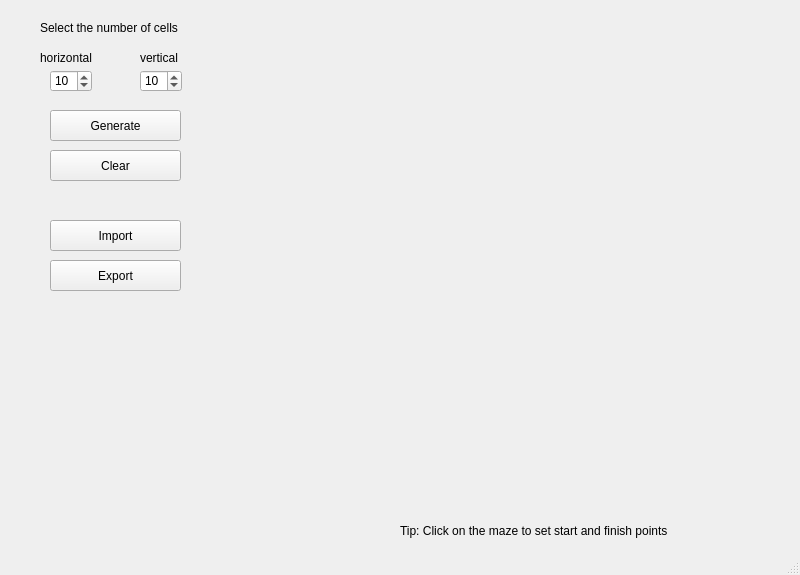
This is src/view/maze_window.ui in tolstenev/Labyrinths_Generator_and_Solver as Qt 5 draws it before an edit. The edited form follows.
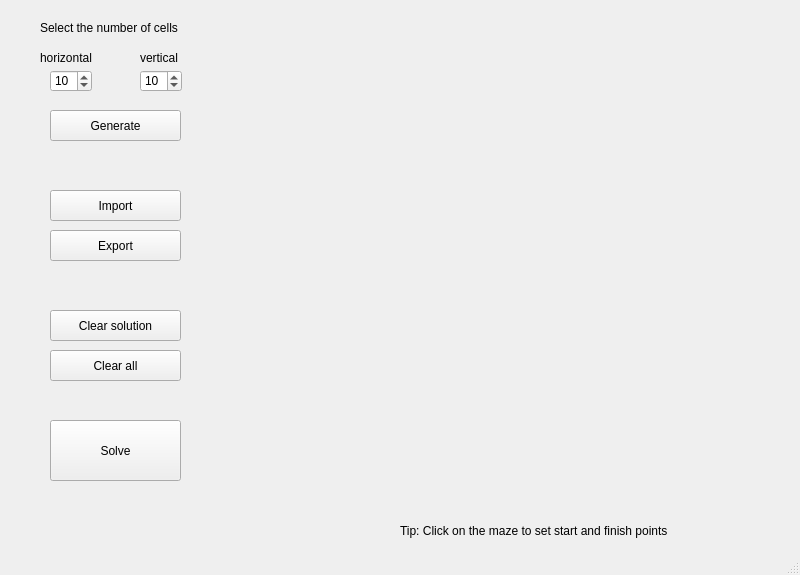
This is the edited form.

Commit message: Add button 'Clear All' for delete maze and way. Add button 'Solve' for default.

```diff
--- a/src/view/maze_window.ui
+++ b/src/view/maze_window.ui
@@ -108,7 +108,7 @@
     <property name="geometry">
      <rect>
       <x>50</x>
-      <y>220</y>
+      <y>190</y>
       <width>131</width>
       <height>31</height>
      </rect>
@@ -121,7 +121,7 @@
     <property name="geometry">
      <rect>
       <x>50</x>
-      <y>260</y>
+      <y>230</y>
       <width>131</width>
       <height>31</height>
      </rect>
@@ -134,13 +134,13 @@
     <property name="geometry">
      <rect>
       <x>50</x>
-      <y>150</y>
+      <y>310</y>
       <width>131</width>
       <height>31</height>
      </rect>
     </property>
     <property name="text">
-     <string>Clear</string>
+     <string>Clear solution</string>
     </property>
    </widget>
    <widget class="QLabel" name="label_4">
@@ -156,6 +156,32 @@
      <string>Tip: Click on the maze to set start and finish points</string>
     </property>
    </widget>
+   <widget class="QPushButton" name="bt_clear_all">
+    <property name="geometry">
+     <rect>
+      <x>50</x>
+      <y>350</y>
+      <width>131</width>
+      <height>31</height>
+     </rect>
+    </property>
+    <property name="text">
+     <string>Clear all</string>
+    </property>
+   </widget>
+   <widget class="QPushButton" name="bt_solve">
+    <property name="geometry">
+     <rect>
+      <x>50</x>
+      <y>420</y>
+      <width>131</width>
+      <height>61</height>
+     </rect>
+    </property>
+    <property name="text">
+     <string>Solve</string>
+    </property>
+   </widget>
   </widget>
   <widget class="QMenuBar" name="menubar">
    <property name="geometry">
```
Left out of the diff: 2 changed lines with no effect on the pictures. The commit also changes 2 other files.
